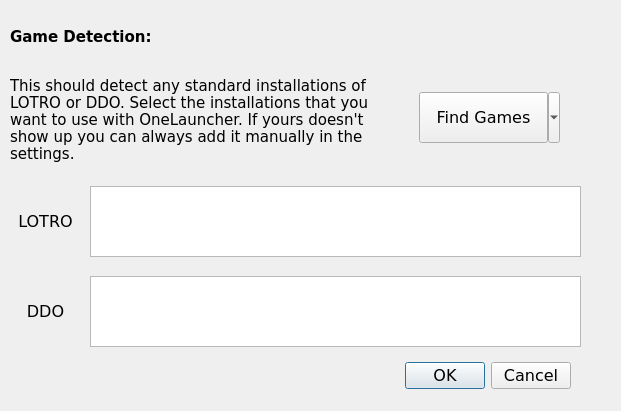
Before: the Qt Designer form OneLauncher/ui/winSetupWizard.ui in JuneStepp/OneLauncher, drawn with Qt 5.
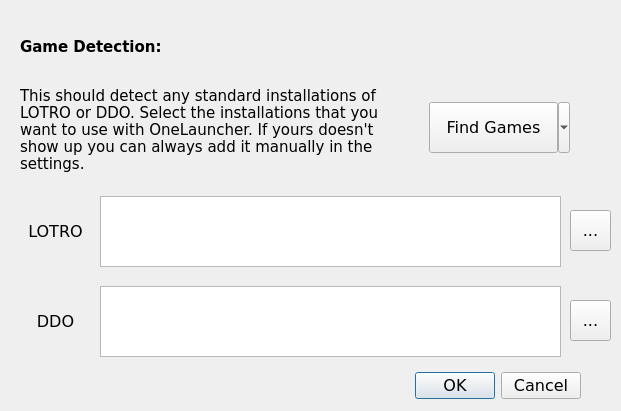
After: the same form once the commit is applied. The open tabs and pages were chosen to show the change.

Commit message: Added custom directory selection in setup wizard

Diff of the .ui file:
```diff
--- a/OneLauncher/ui/winSetupWizard.ui
+++ b/OneLauncher/ui/winSetupWizard.ui
@@ -28,8 +28,8 @@
   <widget class="QStackedWidget" name="stackedWidget">
    <property name="geometry">
     <rect>
-     <x>10</x>
-     <y>10</y>
+     <x>20</x>
+     <y>20</y>
      <width>601</width>
      <height>401</height>
     </rect>
@@ -106,7 +106,7 @@
       <rect>
        <x>80</x>
        <y>176</y>
-       <width>491</width>
+       <width>461</width>
        <height>71</height>
       </rect>
      </property>
@@ -135,7 +135,7 @@
       <rect>
        <x>80</x>
        <y>266</y>
-       <width>491</width>
+       <width>461</width>
        <height>71</height>
       </rect>
      </property>
@@ -172,6 +172,38 @@
       <set>Qt::AlignCenter</set>
      </property>
     </widget>
+    <widget class="QToolButton" name="btnGameDirLOTRO">
+     <property name="geometry">
+      <rect>
+       <x>550</x>
+       <y>190</y>
+       <width>41</width>
+       <height>41</height>
+      </rect>
+     </property>
+     <property name="toolTip">
+      <string>Manually browse for the game folder. The folder should have lotroclient.exe in it.</string>
+     </property>
+     <property name="text">
+      <string>...</string>
+     </property>
+    </widget>
+    <widget class="QToolButton" name="btnGameDirDDO">
+     <property name="geometry">
+      <rect>
+       <x>550</x>
+       <y>280</y>
+       <width>41</width>
+       <height>41</height>
+      </rect>
+     </property>
+     <property name="toolTip">
+      <string>Manually browse for the game folder. The folder should have dndclient.exe in it.</string>
+     </property>
+     <property name="text">
+      <string>...</string>
+     </property>
+    </widget>
     <zorder>btnFind</zorder>
     <zorder>btnBoxOptions</zorder>
     <zorder>lblLOTRO</zorder>
```
Left out of the diff: 38 changed lines with no effect on the pictures. The commit also changes 2 other files.
